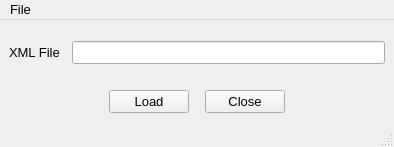
The window that ui_veracode.ui (timcking/veracode-load) describes before a commit, drawn with Qt 5.
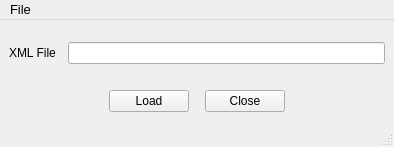
The same window after the commit. Icons and pictures are not drawn.

```diff
--- a/ui_veracode.ui
+++ b/ui_veracode.ui
@@ -12,7 +12,7 @@
   </property>
   <property name="font">
    <font>
-    <pointsize>10</pointsize>
+    <pointsize>9</pointsize>
    </font>
   </property>
   <property name="windowTitle">
```
